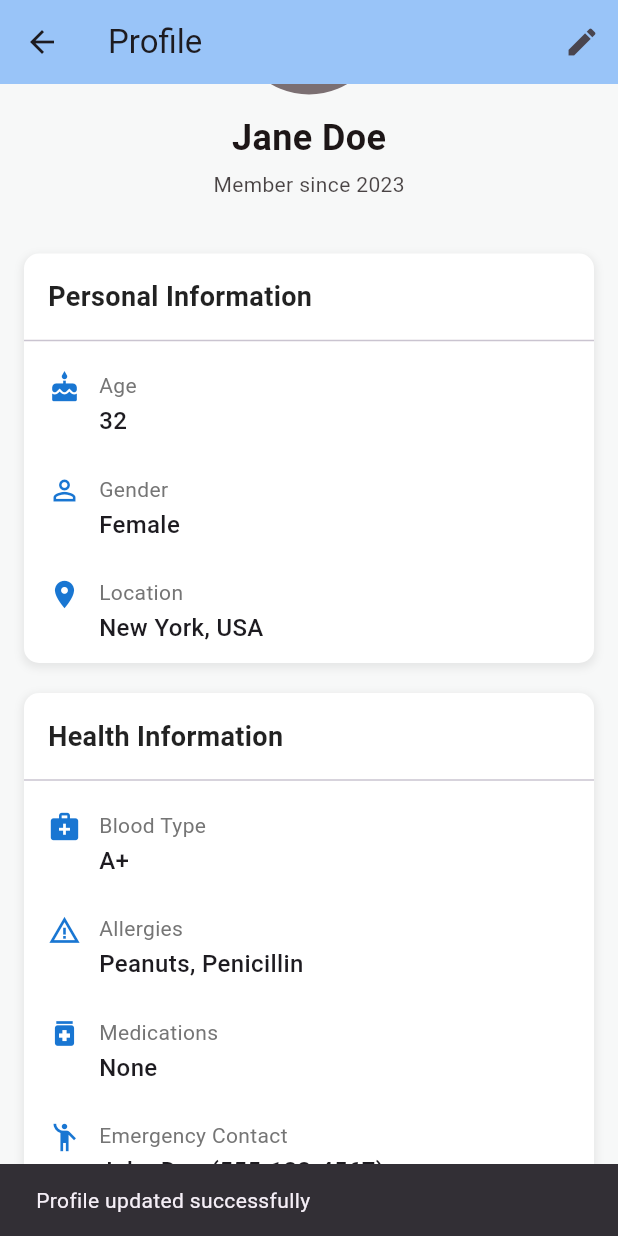
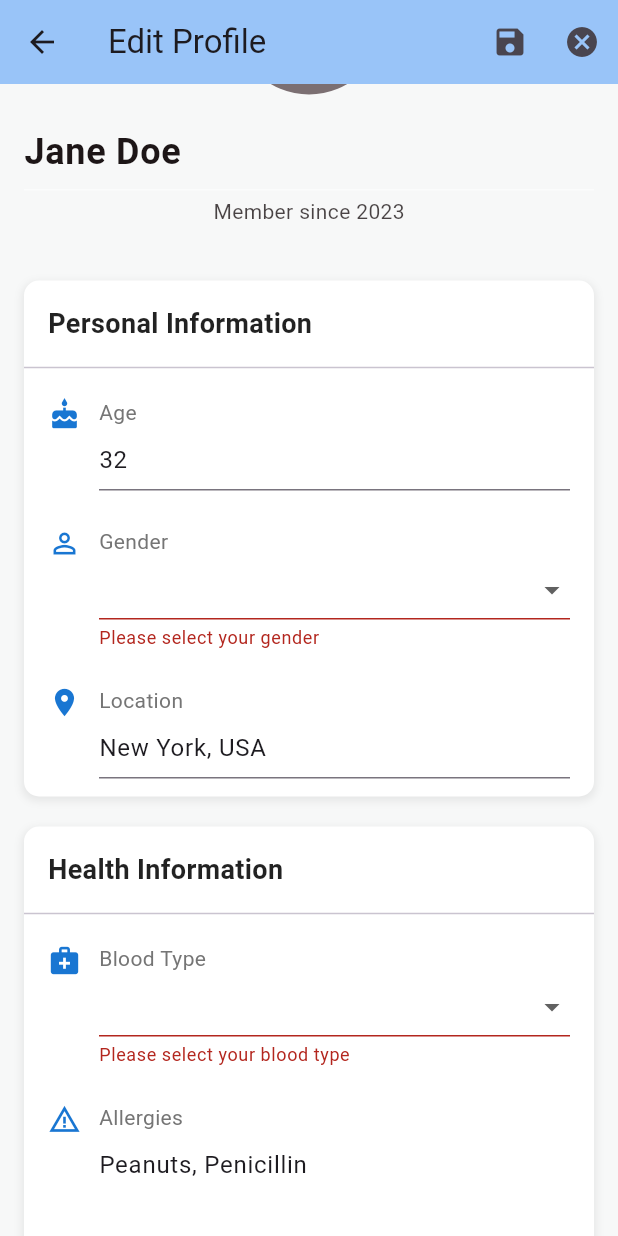
Before and after one commit to Zadfar/PillPal, a Flutter app: the ProfilePage screen opened directly, scrolled down 109 dp, after a tap on the "edit" icon, after a tap on the "save" icon, on a phone screen of 412 x 824 dp. Run offline on Flutter 3.47's test engine with Material 3 defaults, Android fonts, the light colour scheme and no system bars; our stand-ins replace cloud_firestore, firebase_auth, firebase_core, flutter_local_notifications, fluttertoast, font_awesome_flutter and 2 more; accounts and stored records are empty.

Commit message:
implemented dropdown.

```diff
--- a/lib/screens/profile_screen.dart
+++ b/lib/screens/profile_screen.dart
@@ -39,6 +39,7 @@ class ProfileModel {
       'memberSince': memberSince,
     };
   }
+
   factory ProfileModel.fromJson(Map<String, dynamic> json) {
     return ProfileModel(
       fullName: json['fullName'] ?? 'Jane Doe',
@@ -52,7 +53,6 @@ factory ProfileModel.fromJson(Map<String, dynamic> json) {
       memberSince: json['memberSince'] ?? '2023',
     );
   }
-
 
   factory ProfileModel.fromFirestore(DocumentSnapshot<Map<String, dynamic>> doc) {
     final data = doc.data() ?? {};
@@ -82,13 +82,15 @@ class _ProfilePageState extends State<ProfilePage> {
   bool _isLoading = true;
   late ProfileModel _profile;
   final _formKey = GlobalKey<FormState>();
+  String? _selectedGender; // Added for dropdown
+  String? _selectedBloodType; // Already present
+  final List<String> _genderOptions = ['Male', 'Female', 'Other']; // Added gender options
+  final List<String> _bloodTypes = ['A+', 'A-', 'B+', 'B-', 'AB+', 'AB-', 'O+', 'O-'];
 
   // Form controllers
   late TextEditingController _nameController;
   late TextEditingController _ageController;
-  late TextEditingController _genderController;
   late TextEditingController _locationController;
-  late TextEditingController _bloodTypeController;
   late TextEditingController _allergiesController;
   late TextEditingController _medicationsController;
   late TextEditingController _emergencyContactController;
@@ -108,9 +110,7 @@ class _ProfilePageState extends State<ProfilePage> {
   void _initControllers() {
     _nameController = TextEditingController(text: _profile.fullName);
     _ageController = TextEditingController(text: _profile.age);
-    _genderController = TextEditingController(text: _profile.gender);
     _locationController = TextEditingController(text: _profile.location);
-    _bloodTypeController = TextEditingController(text: _profile.bloodType);
     _allergiesController = TextEditingController(text: _profile.allergies);
     _medicationsController = TextEditingController(text: _profile.medications);
     _emergencyContactController = TextEditingController(text: _profile.emergencyContact);
@@ -119,9 +119,9 @@ class _ProfilePageState extends State<ProfilePage> {
   void _updateControllers() {
     _nameController.text = _profile.fullName;
     _ageController.text = _profile.age;
-    _genderController.text = _profile.gender;
+    _selectedGender = _profile.gender; // Update dropdown
     _locationController.text = _profile.location;
-    _bloodTypeController.text = _profile.bloodType;
+    _selectedBloodType = _profile.bloodType; // Update dropdown
     _allergiesController.text = _profile.allergies;
     _medicationsController.text = _profile.medications;
     _emergencyContactController.text = _profile.emergencyContact;
@@ -129,12 +129,9 @@ class _ProfilePageState extends State<ProfilePage> {
 
   Future<void> _loadUserData() async {
     try {
-      // Get current user ID
       final User? user = FirebaseAuth.instance.currentUser;
       if (user != null) {
         _userId = user.uid;
-
-        // Get user profile data from Firestore
         final DocumentSnapshot<Map<String, dynamic>> snapshot =
             await _firestore.collection('users').doc(_userId).get();
 
@@ -145,14 +142,12 @@ class _ProfilePageState extends State<ProfilePage> {
             _isLoading = false;
           });
         } else {
-          // No data exists yet, use defaults
-          _saveUserData(); // Save default data
+          _saveUserData();
           setState(() {
             _isLoading = false;
           });
         }
       } else {
-        // Handle not logged in state
         setState(() {
           _isLoading = false;
         });
@@ -166,22 +161,19 @@ class _ProfilePageState extends State<ProfilePage> {
   }
 
   Future<void> _saveUserData() async {
-
     try {
-      // Update profile model from form fields
       _profile = ProfileModel(
         fullName: _nameController.text,
         age: _ageController.text,
-        gender: _genderController.text,
+        gender: _selectedGender ?? _profile.gender, // Use dropdown value
         location: _locationController.text,
-        bloodType: _bloodTypeController.text,
+        bloodType: _selectedBloodType ?? _profile.bloodType, // Use dropdown value
         allergies: _allergiesController.text,
         medications: _medicationsController.text,
         emergencyContact: _emergencyContactController.text,
         memberSince: _profile.memberSince,
       );
 
-      // Save to Firestore
       await _firestore.collection('users').doc(_userId).set(_profile.toJson());
 
       ScaffoldMessenger.of(context).showSnackBar(
@@ -198,9 +190,7 @@ class _ProfilePageState extends State<ProfilePage> {
   void dispose() {
     _nameController.dispose();
     _ageController.dispose();
-    _genderController.dispose();
     _locationController.dispose();
-    _bloodTypeController.dispose();
     _allergiesController.dispose();
     _medicationsController.dispose();
     _emergencyContactController.dispose();
@@ -240,7 +230,7 @@ class _ProfilePageState extends State<ProfilePage> {
               onPressed: () {
                 setState(() {
                   _isEditing = false;
-                  _updateControllers(); // Reset controllers to current profile values
+                  _updateControllers();
                 });
               },
             ),
@@ -322,11 +312,21 @@ class _ProfilePageState extends State<ProfilePage> {
                         },
                         keyboardType: TextInputType.number,
                       ),
-                      _buildEditableField(
+                      _buildEditableDropdown(
                         icon: Icons.person_outline,
                         label: 'Gender',
-                        controller: _genderController,
+                        value: _selectedGender,
+                        items: _genderOptions,
                         isEditing: _isEditing,
+                        onChanged: (value) {
+                          setState(() {
+                            _selectedGender = value;
+                          });
+                        },
+                        validator: (value) {
+                          if (value == null) return 'Please select your gender';
+                          return null;
+                        },
                       ),
                       _buildEditableField(
                         icon: Icons.location_on,
@@ -337,20 +337,19 @@ class _ProfilePageState extends State<ProfilePage> {
                     ]),
                     const SizedBox(height: 20),
                     _buildInfoSection('Health Information', [
-                      _buildEditableField(
+                      _buildEditableDropdown(
                         icon: Icons.medical_services,
                         label: 'Blood Type',
-                        controller: _bloodTypeController,
+                        value: _selectedBloodType,
+                        items: _bloodTypes,
                         isEditing: _isEditing,
+                        onChanged: (value) {
+                          setState(() {
+                            _selectedBloodType = value;
+                          });
+                        },
                         validator: (value) {
-                          if (value == null || value.isEmpty) {
-                            return 'Please enter your blood type';
-                          }
-                          // Allow common blood types with +/- (A+, B-, AB+, etc.)
-                          final validBloodTypes = ['A+', 'A-', 'B+', 'B-', 'AB+', 'AB-', 'O+', 'O-'];
-                          if (!validBloodTypes.contains(value)) {
-                            return 'Please enter a valid blood type (A+, B-, etc.)';
-                          }
+                          if (value == null) return 'Please select your blood type';
                           return null;
                         },
                       ),
@@ -476,4 +475,67 @@ class _ProfilePageState extends State<ProfilePage> {
       ),
     );
   }
+
+  Widget _buildEditableDropdown({
+    required IconData icon,
+    required String label,
+    required String? value,
+    required List<String> items,
+    required bool isEditing,
+    required ValueChanged<String?> onChanged,
+    String? Function(String?)? validator,
+  }) {
+    return Padding(
+      padding: const EdgeInsets.symmetric(horizontal: 16, vertical: 12),
+      child: Row(
+        crossAxisAlignment: CrossAxisAlignment.start,
+        children: [
+          Icon(
+            icon,
+            color: Colors.blue[700],
+            size: 22,
+          ),
+          const SizedBox(width: 12),
+          Expanded(
+            child: Column(
+              crossAxisAlignment: CrossAxisAlignment.start,
+              children: [
+                Text(
+                  label,
+                  style: TextStyle(
+                    fontSize: 14,
+                    color: Colors.grey[600],
+                  ),
+                ),
+                const SizedBox(height: 2),
+                isEditing
+                    ? DropdownButtonFormField<String>(
+                        value: value,
+                        decoration: const InputDecoration(
+                          isDense: true,
+                          contentPadding: EdgeInsets.symmetric(vertical: 8),
+                        ),
+                        items: items
+                            .map((item) => DropdownMenuItem<String>(
+                                  value: item,
+                                  child: Text(item),
+                                ))
+                            .toList(),
+                        onChanged: onChanged,
+                        validator: validator,
+                      )
+                    : Text(
+                        value ?? 'Not set',
+                        style: const TextStyle(
+                          fontSize: 16,
+                          fontWeight: FontWeight.w500,
+                        ),
+                      ),
+              ],
+            ),
+          ),
+        ],
+      ),
+    );
   }
+}
```
Also changed, not shown: lib/screens/profile_setup_screen.dart (+82 -17 lines). Lines whose indentation alone changed are shown as unchanged.
